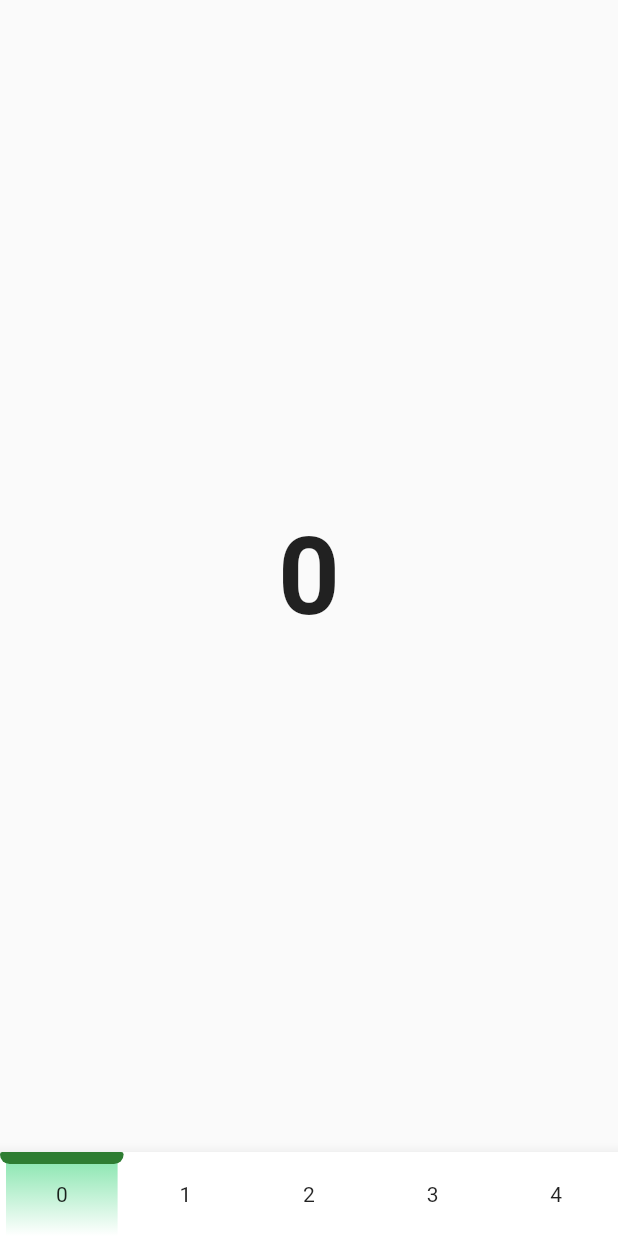
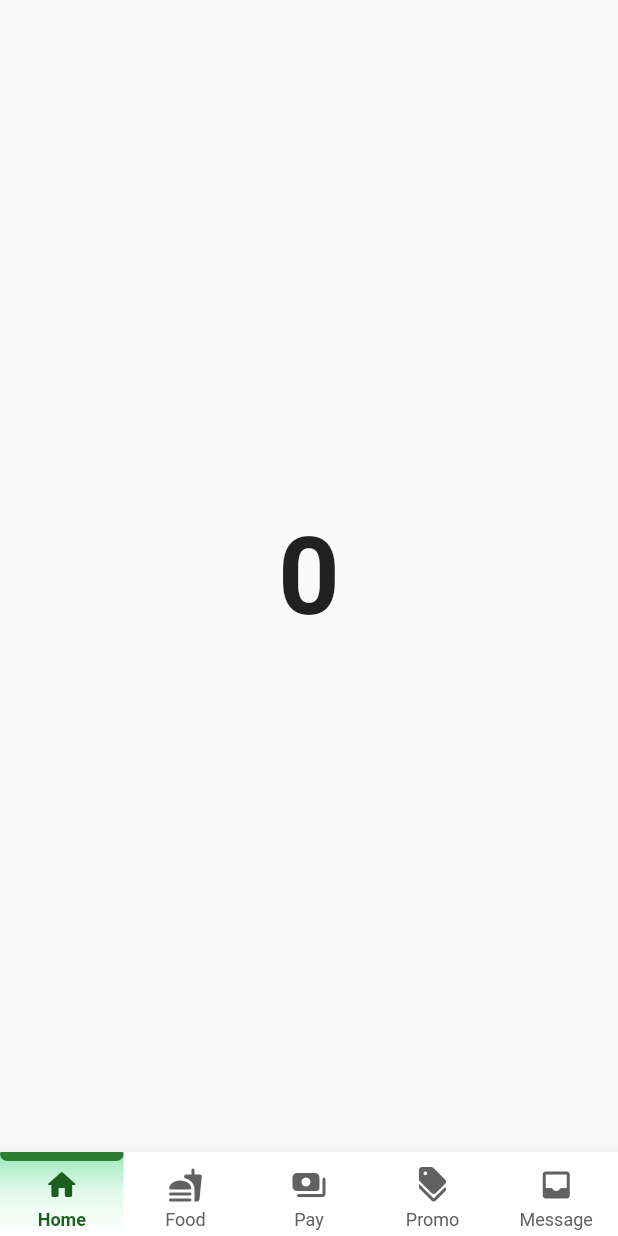
Before and after one commit to keixflutter/gojek-bottomnav, a Flutter app: the screen it shows after launch, on a phone screen of 412 x 824 dp. Run offline on Flutter 3.47's test engine with Material 2 defaults, Android fonts, the phone set to English and light mode, and no system bars.

Commit message:
[CHORE] improve ui

```diff
--- a/lib/home.dart
+++ b/lib/home.dart
@@ -8,8 +8,18 @@ class HomeView extends StatefulWidget {
 }
 
 class _HomeViewState extends State<HomeView> with TickerProviderStateMixin {
+  late List<NavigationItem> pages = [
+    NavigationItem(label: 'Home', icon: Icons.home_rounded),
+    NavigationItem(label: 'Food', icon: Icons.fastfood_rounded),
+    NavigationItem(label: 'Pay', icon: Icons.payments_rounded),
+    NavigationItem(label: 'Promo', icon: Icons.discount_rounded),
+    NavigationItem(label: 'Message', icon: Icons.inbox_rounded),
+  ];
   late TabController tabController = TabController(
-      length: 5, vsync: this, animationDuration: kThemeAnimationDuration);
+    length: pages.length,
+    vsync: this,
+    animationDuration: kThemeAnimationDuration,
+  );
 
   @override
   void initState() {
@@ -48,7 +58,7 @@ class _HomeViewState extends State<HomeView> with TickerProviderStateMixin {
       (tabController.length -
           (tabController.index + tabController.offset + 1)) *
       tabWidth;
-  double get marginValue => screenWidth / (tabController.length * 2) - 32;
+  double get marginValue => screenWidth / (tabController.length * 2) - 4;
 
   @override
   Widget build(BuildContext context) {
@@ -80,7 +90,7 @@ class _HomeViewState extends State<HomeView> with TickerProviderStateMixin {
               buildIndikatorAtas(),
 
               /// widget navigasinya
-              buildNavigasi(),
+              buildNavigasi(pages),
             ],
           ),
         ),
@@ -88,10 +98,10 @@ class _HomeViewState extends State<HomeView> with TickerProviderStateMixin {
     );
   }
 
-  Row buildNavigasi() {
+  Row buildNavigasi(List<NavigationItem> pages) {
     return Row(
       children: List.generate(
-        tabController.length,
+        pages.length,
         (index) => SizedBox(
           height: 56,
           width: tabWidth,
@@ -102,8 +112,34 @@ class _HomeViewState extends State<HomeView> with TickerProviderStateMixin {
                 tabController.animateTo(index);
               },
               child: Center(
-                child: Text(
-                  index.toString(),
+                child: Padding(
+                  padding: const EdgeInsets.only(top: 6),
+                  child: Column(
+                    mainAxisSize: MainAxisSize.min,
+                    children: [
+                      Icon(
+                        pages[index].icon,
+                        color: tabController.index == index
+                            ? Colors.green.shade900
+                            : Colors.grey.shade700,
+                      ),
+                      const SizedBox(
+                        height: 4,
+                      ),
+                      Text(
+                        pages[index].label,
+                        style: TextStyle(
+                          fontSize: 12,
+                          fontWeight: tabController.index == index
+                              ? FontWeight.bold
+                              : FontWeight.normal,
+                          color: tabController.index == index
+                              ? Colors.green.shade900
+                              : Colors.grey.shade700,
+                        ),
+                      ),
+                    ],
+                  ),
                 ),
               ),
             ),
@@ -126,7 +162,7 @@ class _HomeViewState extends State<HomeView> with TickerProviderStateMixin {
                 ? 0
                 : calculateMargin(tabController.offset, marginValue)),
         child: SizedBox(
-          height: 8,
+          height: 6,
           child: Center(
             child: Container(
               decoration: BoxDecoration(
@@ -154,11 +190,12 @@ class _HomeViewState extends State<HomeView> with TickerProviderStateMixin {
               opacity: tabController.offset == 0 ? 1 : 0,
               duration: kThemeAnimationDuration,
               child: Container(
-                margin: const EdgeInsets.symmetric(horizontal: 4),
+                margin: const EdgeInsets.symmetric(horizontal: 0),
                 decoration: BoxDecoration(
                   gradient: LinearGradient(
                     colors: [
-                      Colors.greenAccent.shade700.withOpacity(.5),
+                      Colors.greenAccent.shade700.withOpacity(.4),
+                      Colors.greenAccent.shade700.withOpacity(0.1),
                       Colors.greenAccent.shade700.withOpacity(0),
                     ],
                     begin: Alignment.topCenter,
@@ -173,3 +210,10 @@ class _HomeViewState extends State<HomeView> with TickerProviderStateMixin {
     );
   }
 }
+
+class NavigationItem {
+  final String label;
+  final IconData icon;
+
+  NavigationItem({required this.label, required this.icon});
+}
```
